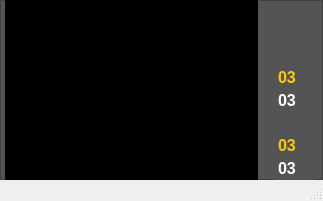
Above: CAS_small_4.ui from terenty-rezman/falcon7x_cas before the change. Below: the same form after it.
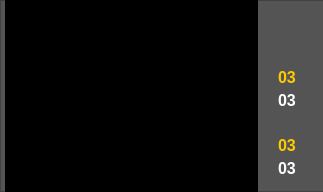
That is the form after the change. Icons and pictures are not drawn.

What changed in the file:
```diff
--- a/CAS_small_4.ui
+++ b/CAS_small_4.ui
@@ -7,7 +7,7 @@
     <x>0</x>
     <y>0</y>
     <width>323</width>
-    <height>201</height>
+    <height>192</height>
    </rect>
   </property>
   <property name="minimumSize">
@@ -28,14 +28,14 @@
   <widget class="QWidget" name="centralwidget">
    <property name="minimumSize">
     <size>
-     <width>323</width>
-     <height>180</height>
+     <width>340</width>
+     <height>192</height>
     </size>
    </property>
    <property name="maximumSize">
     <size>
-     <width>323</width>
-     <height>180</height>
+     <width>340</width>
+     <height>192</height>
     </size>
    </property>
    <property name="styleSheet">
@@ -46,8 +46,8 @@
      <rect>
       <x>0</x>
       <y>0</y>
-      <width>323</width>
-      <height>180</height>
+      <width>340</width>
+      <height>192</height>
      </rect>
     </property>
     <property name="styleSheet">
@@ -65,7 +65,7 @@
        <x>5</x>
        <y>0</y>
        <width>253</width>
-       <height>180</height>
+       <height>192</height>
       </rect>
      </property>
      <property name="styleSheet">
@@ -83,7 +83,7 @@
         <x>0</x>
         <y>0</y>
         <width>253</width>
-        <height>18</height>
+        <height>19</height>
        </rect>
       </property>
       <property name="font">
@@ -94,6 +94,9 @@
         <kerning>false</kerning>
        </font>
       </property>
+      <property name="autoFillBackground">
+       <bool>false</bool>
+      </property>
       <property name="styleSheet">
        <string notr="true"/>
       </property>
@@ -105,9 +108,9 @@
       <property name="geometry">
        <rect>
         <x>0</x>
-        <y>18</y>
+        <y>19</y>
         <width>253</width>
-        <height>18</height>
+        <height>19</height>
        </rect>
       </property>
       <property name="font">
@@ -129,9 +132,9 @@
       <property name="geometry">
        <rect>
         <x>0</x>
-        <y>36</y>
+        <y>38</y>
         <width>253</width>
-        <height>18</height>
+        <height>19</height>
        </rect>
       </property>
       <property name="font">
@@ -153,9 +156,9 @@
       <property name="geometry">
        <rect>
         <x>0</x>
-        <y>54</y>
+        <y>57</y>
         <width>253</width>
-        <height>18</height>
+        <height>19</height>
        </rect>
       </property>
       <property name="font">
@@ -177,9 +180,9 @@
       <property name="geometry">
        <rect>
         <x>0</x>
-        <y>72</y>
+        <y>76</y>
         <width>253</width>
-        <height>18</height>
+        <height>19</height>
        </rect>
       </property>
       <property name="font">
@@ -201,9 +204,9 @@
       <property name="geometry">
        <rect>
         <x>0</x>
-        <y>90</y>
+        <y>95</y>
         <width>253</width>
-        <height>18</height>
+        <height>19</height>
        </rect>
       </property>
       <property name="font">
@@ -231,9 +234,9 @@
       <property name="geometry">
        <rect>
         <x>0</x>
-        <y>108</y>
+        <y>114</y>
         <width>253</width>
-        <height>18</height>
+        <height>19</height>
        </rect>
       </property>
       <property name="font">
@@ -255,9 +258,9 @@
       <property name="geometry">
        <rect>
         <x>0</x>
-        <y>126</y>
+        <y>133</y>
         <width>253</width>
-        <height>18</height>
+        <height>19</height>
        </rect>
       </property>
       <property name="font">
@@ -279,9 +282,9 @@
       <property name="geometry">
        <rect>
         <x>0</x>
-        <y>144</y>
+        <y>152</y>
         <width>253</width>
-        <height>18</height>
+        <height>19</height>
        </rect>
       </property>
       <property name="font">
@@ -303,9 +306,9 @@
       <property name="geometry">
        <rect>
         <x>0</x>
-        <y>162</y>
+        <y>171</y>
         <width>253</width>
-        <height>18</height>
+        <height>19</height>
        </rect>
       </property>
       <property name="font">
@@ -538,7 +541,6 @@
     </widget>
    </widget>
   </widget>
-  <widget class="QStatusBar" name="statusbar"/>
  </widget>
  <resources/>
  <connections/>
```
